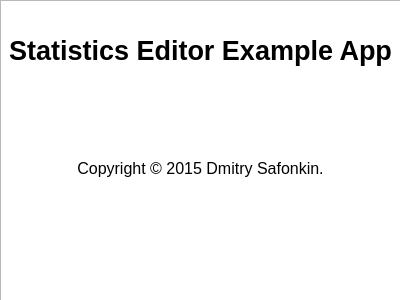
science-saf/computer-graphics-1, file aboutdialog.ui: the form before one commit.
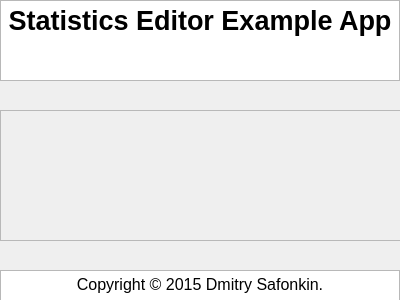
The form after the commit.

Commit message: Added letters in "about" dialog

The edit to the form file:
```diff
--- a/aboutdialog.ui
+++ b/aboutdialog.ui
@@ -24,8 +24,8 @@
     <rect>
      <x>0</x>
      <y>0</y>
-     <width>401</width>
-     <height>301</height>
+     <width>400</width>
+     <height>81</height>
     </rect>
    </property>
    <property name="readOnly">
@@ -36,15 +36,45 @@
 &lt;html&gt;&lt;head&gt;&lt;meta name=&quot;qrichtext&quot; content=&quot;1&quot; /&gt;&lt;style type=&quot;text/css&quot;&gt;
 p, li { white-space: pre-wrap; }
 &lt;/style&gt;&lt;/head&gt;&lt;body style=&quot; font-family:'MS Shell Dlg 2'; font-size:8.25pt; font-weight:400; font-style:normal;&quot;&gt;
-&lt;p align=&quot;center&quot; style=&quot;-qt-paragraph-type:empty; margin-top:0px; margin-bottom:0px; margin-left:0px; margin-right:0px; -qt-block-indent:0; text-indent:0px; font-family:'Ubuntu'; font-size:10pt;&quot;&gt;&lt;br /&gt;&lt;/p&gt;
-&lt;p align=&quot;center&quot; style=&quot;-qt-paragraph-type:empty; margin-top:0px; margin-bottom:0px; margin-left:0px; margin-right:0px; -qt-block-indent:0; text-indent:0px; font-family:'Ubuntu'; font-size:10pt;&quot;&gt;&lt;br /&gt;&lt;/p&gt;
-&lt;p align=&quot;center&quot; style=&quot; margin-top:0px; margin-bottom:0px; margin-left:0px; margin-right:0px; -qt-block-indent:0; text-indent:0px;&quot;&gt;&lt;span style=&quot; font-family:'Ubuntu'; font-size:20pt; font-weight:600;&quot;&gt;Statistics Editor Example App&lt;/span&gt;&lt;/p&gt;
-&lt;p align=&quot;center&quot; style=&quot;-qt-paragraph-type:empty; margin-top:0px; margin-bottom:0px; margin-left:0px; margin-right:0px; -qt-block-indent:0; text-indent:0px; font-family:'Ubuntu'; font-size:20pt; font-weight:600;&quot;&gt;&lt;br /&gt;&lt;/p&gt;
-&lt;p align=&quot;center&quot; style=&quot;-qt-paragraph-type:empty; margin-top:0px; margin-bottom:0px; margin-left:0px; margin-right:0px; -qt-block-indent:0; text-indent:0px; font-family:'Ubuntu'; font-size:20pt; font-weight:600;&quot;&gt;&lt;br /&gt;&lt;/p&gt;
-&lt;p align=&quot;center&quot; style=&quot;-qt-paragraph-type:empty; margin-top:0px; margin-bottom:0px; margin-left:0px; margin-right:0px; -qt-block-indent:0; text-indent:0px; font-family:'Ubuntu'; font-size:20pt; font-weight:600;&quot;&gt;&lt;br /&gt;&lt;/p&gt;
+&lt;p align=&quot;center&quot; style=&quot; margin-top:0px; margin-bottom:0px; margin-left:0px; margin-right:0px; -qt-block-indent:0; text-indent:0px;&quot;&gt;&lt;span style=&quot; font-family:'Ubuntu'; font-size:20pt; font-weight:600;&quot;&gt;Statistics Editor Example App&lt;/span&gt;&lt;/p&gt;&lt;/body&gt;&lt;/html&gt;</string>
+   </property>
+  </widget>
+  <widget class="QTextEdit" name="textEdit_2">
+   <property name="geometry">
+    <rect>
+     <x>0</x>
+     <y>270</y>
+     <width>400</width>
+     <height>31</height>
+    </rect>
+   </property>
+   <property name="readOnly">
+    <bool>true</bool>
+   </property>
+   <property name="html">
+    <string>&lt;!DOCTYPE HTML PUBLIC &quot;-//W3C//DTD HTML 4.0//EN&quot; &quot;http://www.w3.org/TR/REC-html40/strict.dtd&quot;&gt;
+&lt;html&gt;&lt;head&gt;&lt;meta name=&quot;qrichtext&quot; content=&quot;1&quot; /&gt;&lt;style type=&quot;text/css&quot;&gt;
+p, li { white-space: pre-wrap; }
+&lt;/style&gt;&lt;/head&gt;&lt;body style=&quot; font-family:'MS Shell Dlg 2'; font-size:8.25pt; font-weight:400; font-style:normal;&quot;&gt;
 &lt;p align=&quot;center&quot; style=&quot; margin-top:0px; margin-bottom:0px; margin-left:0px; margin-right:0px; -qt-block-indent:0; text-indent:0px;&quot;&gt;&lt;span style=&quot; font-family:'Ubuntu'; font-size:12pt;&quot;&gt;Copyright © 2015 Dmitry Safonkin.&lt;/span&gt;&lt;/p&gt;&lt;/body&gt;&lt;/html&gt;</string>
    </property>
   </widget>
+  <widget class="QFrame" name="lettersContainer">
+   <property name="geometry">
+    <rect>
+     <x>0</x>
+     <y>110</y>
+     <width>401</width>
+     <height>131</height>
+    </rect>
+   </property>
+   <property name="frameShape">
+    <enum>QFrame::StyledPanel</enum>
+   </property>
+   <property name="frameShadow">
+    <enum>QFrame::Raised</enum>
+   </property>
+  </widget>
  </widget>
  <resources/>
  <connections/>
```
The commit also changes 7 other files.
